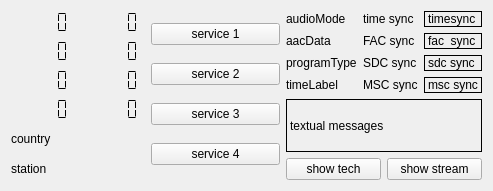
The window that decoders/drm-decoder/drm-decoder.ui (JvanKatwijk/drmplus) describes before a commit, drawn with Qt 5.
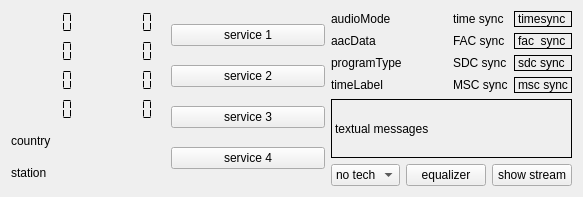
The same window after the commit.

Patch:
```diff
--- a/decoders/drm-decoder/drm-decoder.ui
+++ b/decoders/drm-decoder/drm-decoder.ui
@@ -6,8 +6,8 @@
    <rect>
     <x>0</x>
     <y>0</y>
-    <width>493</width>
-    <height>191</height>
+    <width>583</width>
+    <height>197</height>
    </rect>
   </property>
   <property name="windowTitle">
@@ -328,9 +328,33 @@
      <item>
       <layout class="QHBoxLayout" name="horizontalLayout">
        <item>
-        <widget class="QPushButton" name="techData_button">
+        <widget class="QComboBox" name="constellationSelector">
+         <item>
+          <property name="text">
+           <string>no tech</string>
+          </property>
+         </item>
+         <item>
+          <property name="text">
+           <string>FAC</string>
+          </property>
+         </item>
+         <item>
+          <property name="text">
+           <string>SDC</string>
+          </property>
+         </item>
+         <item>
+          <property name="text">
+           <string>MSC</string>
+          </property>
+         </item>
+        </widget>
+       </item>
+       <item>
+        <widget class="QPushButton" name="equalizerButton">
          <property name="text">
-          <string>show tech</string>
+          <string>equalizer</string>
          </property>
         </widget>
        </item>
```
